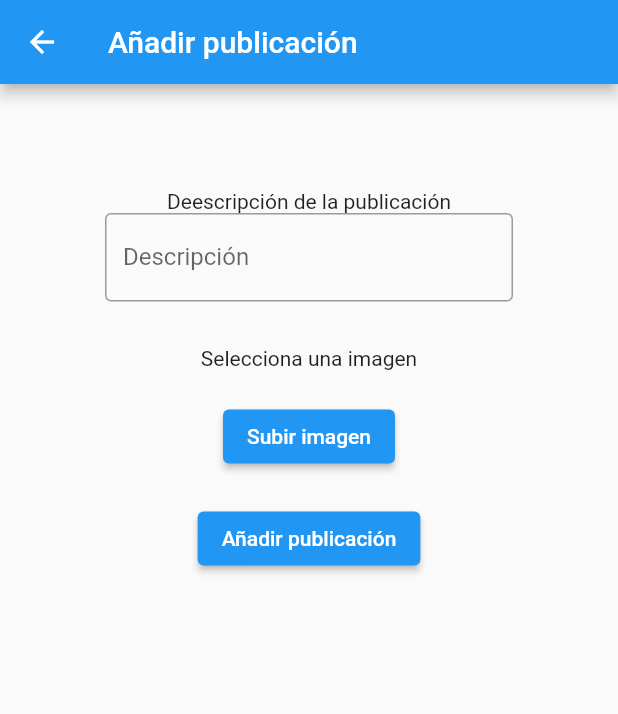
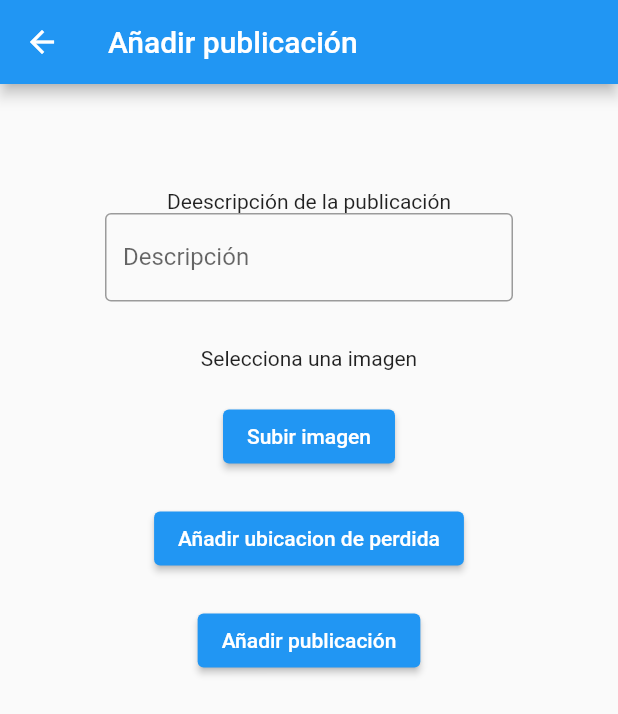
Before and after one commit to ElanTic/LosTSPerrones, a Flutter app: the Pag2 screen opened directly, on a phone screen of 412 x 824 dp. Shown: the top 714 px of the screen. Run offline on Flutter 3.47's test engine with Material 2 defaults, Android fonts, the phone set to English and light mode, and no system bars; our stand-ins replace google_maps_flutter, image_picker.

Commit message:
Cambios del sdk

```diff
--- a/lib/Views/Pag.dart
+++ b/lib/Views/Pag.dart
@@ -12,7 +12,7 @@ class _PagState extends State<Pag> {
   Widget build(BuildContext context) {
     return Scaffold(
       appBar: AppBar(
-        title: Text("plantilla paginas"),
+        title: Text("Inicio"),
       ),
     );
   }
--- a/lib/Views/Pag2.dart
+++ b/lib/Views/Pag2.dart
@@ -48,6 +48,13 @@ class _Pag2State extends State<Pag2> {
             ),
             ElevatedButton(
               onPressed: () {},
+              child: Text('Añadir ubicacion de perdida'),
+            ),
+            Padding(
+              padding: EdgeInsets.symmetric(vertical: 10),
+            ),
+            ElevatedButton(
+              onPressed: () {},
               child: Text('Añadir publicación'),
             ),
           ],
```
Also changed, not shown: 1 other file.
